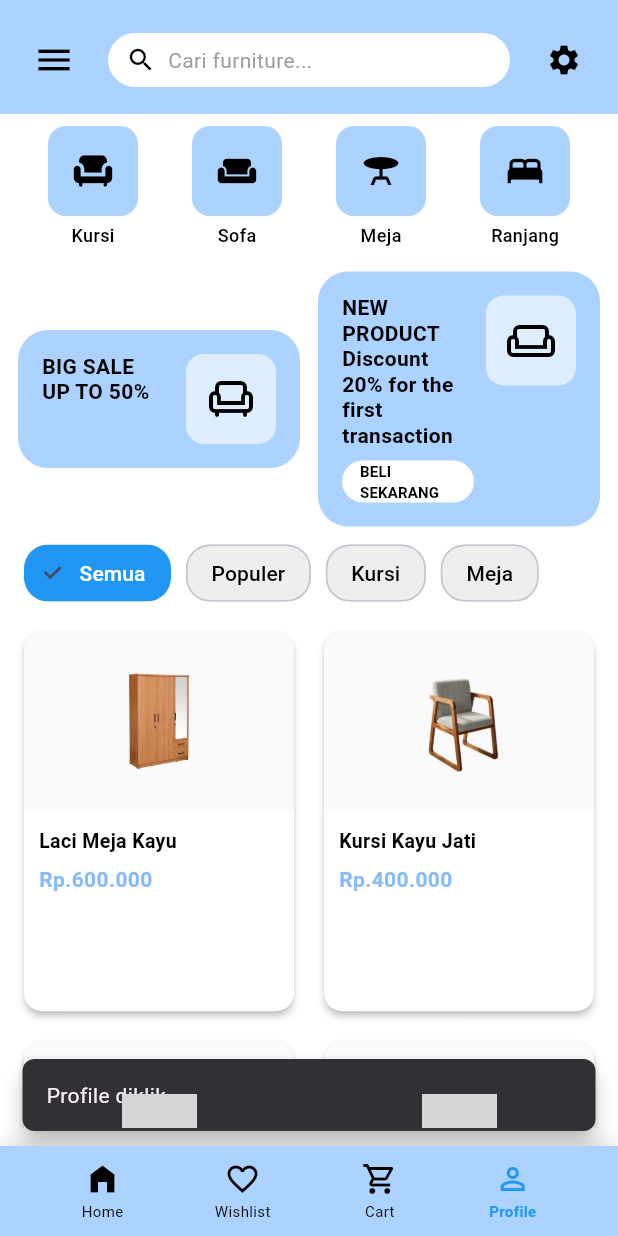
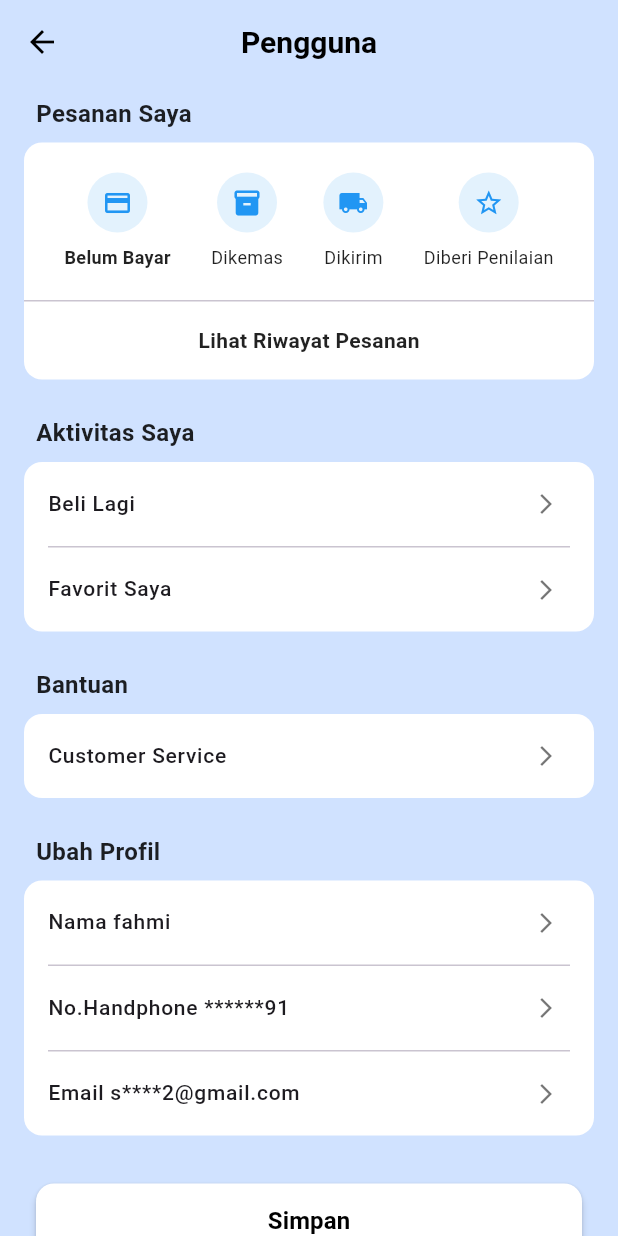
Before and after one commit to fahmihasanasagaf/TUBES_PPB, a Flutter app: the HomePage screen opened by its route, item 4 of the bottom bar chosen, on a phone screen of 412 x 824 dp. Run offline on Flutter 3.47's test engine with Material 3 defaults, Android fonts, the light colour scheme and no system bars; Roboto replaces fonts that are missing (Poppins); grey boxes are pictures that could not be loaded.

Commit message:
proggres 5

```diff
--- a/amitrafurniture/lib/main.dart
+++ b/amitrafurniture/lib/main.dart
@@ -4,6 +4,8 @@ import 'screens/login_screen.dart';
 import 'screens/register_page.dart';
 import 'screens/verify_page.dart';
 import 'screens/home_page.dart';
+import 'screens/profile_page.dart';
+import 'screens/customer_service_page.dart';
 
 
 void main() {
@@ -29,6 +31,8 @@ class MyApp extends StatelessWidget {
   '/register': (context) => const RegisterPage(),
   '/verify': (context) => const VerifyPage(),
   '/home': (context) => const HomePage(),
+  '/profile': (context) => const ProfilePage(),
+  '/customer_service': (context) => const CustomerServicePage(),
 },
 
     );
--- /dev/null
+++ b/amitrafurniture/lib/screens/profile_page.dart
@@ -0,0 +1,277 @@
+import 'package:flutter/material.dart';
+import 'customer_service_page.dart';
+
+class ProfilePage extends StatelessWidget {
+  const ProfilePage({super.key});
+
+  @override
+  Widget build(BuildContext context) {
+    return Scaffold(
+      backgroundColor: const Color(0xFFD0E2FF),
+      appBar: AppBar(
+        backgroundColor: const Color(0xFFD0E2FF),
+        elevation: 0,
+        leading: IconButton(
+          icon: const Icon(Icons.arrow_back, color: Colors.black),
+          onPressed: () => Navigator.pop(context),
+        ),
+        title: const Text(
+          'Pengguna',
+          style: TextStyle(
+            color: Colors.black,
+            fontWeight: FontWeight.bold,
+            fontSize: 20,
+          ),
+        ),
+        centerTitle: true,
+      ),
+      body: SingleChildScrollView(
+        child: Padding(
+          padding: const EdgeInsets.symmetric(horizontal: 16, vertical: 8),
+          child: Column(
+            crossAxisAlignment: CrossAxisAlignment.start,
+            children: [
+              // PESANAN SAYA SECTION
+              const Padding(
+                padding: EdgeInsets.only(left: 8, bottom: 8),
+                child: Text(
+                  'Pesanan Saya',
+                  style: TextStyle(
+                    fontSize: 16,
+                    fontWeight: FontWeight.bold,
+                    color: Colors.black87,
+                  ),
+                ),
+              ),
+              Container(
+                decoration: BoxDecoration(
+                  color: Colors.white,
+                  borderRadius: BorderRadius.circular(12),
+                ),
+                child: Column(
+                  children: [
+                    Padding(
+                      padding: const EdgeInsets.symmetric(vertical: 20),
+                      child: Row(
+                        mainAxisAlignment: MainAxisAlignment.spaceEvenly,
+                        children: [
+                          _buildOrderStatus('Belum Bayar', Icons.payment, true),
+                          _buildOrderStatus('Dikemas', Icons.inventory_2, false),
+                          _buildOrderStatus('Dikirim', Icons.local_shipping, false),
+                          _buildOrderStatus('Diberi Penilaian', Icons.star_border, false),
+                        ],
+                      ),
+                    ),
+                    const Divider(height: 1),
+                    Container(
+                      width: double.infinity,
+                      padding: const EdgeInsets.symmetric(vertical: 16),
+                      child: const Center(
+                        child: Text(
+                          'Lihat Riwayat Pesanan',
+                          style: TextStyle(
+                            fontSize: 14,
+                            fontWeight: FontWeight.w600,
+                            color: Colors.black87,
+                          ),
+                        ),
+                      ),
+                    ),
+                  ],
+                ),
+              ),
+
+              const SizedBox(height: 24),
+
+              // AKTIVITAS SAYA SECTION
+              const Padding(
+                padding: EdgeInsets.only(left: 8, bottom: 8),
+                child: Text(
+                  'Aktivitas Saya',
+                  style: TextStyle(
+                    fontSize: 16,
+                    fontWeight: FontWeight.bold,
+                    color: Colors.black87,
+                  ),
+                ),
+              ),
+              Container(
+                decoration: BoxDecoration(
+                  color: Colors.white,
+                  borderRadius: BorderRadius.circular(12),
+                ),
+                child: Column(
+                  children: [
+                    _buildSimpleItem('Beli Lagi'),
+                    const Divider(height: 1, indent: 16, endIndent: 16),
+                    _buildSimpleItem('Favorit Saya'),
+                  ],
+                ),
+              ),
+
+              const SizedBox(height: 24),
+
+              // BANTUAN SECTION
+              const Padding(
+                padding: EdgeInsets.only(left: 8, bottom: 8),
+                child: Text(
+                  'Bantuan',
+                  style: TextStyle(
+                    fontSize: 16,
+                    fontWeight: FontWeight.bold,
+                    color: Colors.black87,
+                  ),
+                ),
+              ),
+              Container(
+                decoration: BoxDecoration(
+                  color: Colors.white,
+                  borderRadius: BorderRadius.circular(12),
+                ),
+                child: _buildSimpleItem('Customer Service', onTap: () {
+                  Navigator.push(
+                    context,
+                    MaterialPageRoute(
+                      builder: (context) => const CustomerServicePage(),
+                    ),
+                  );
+                }),
+              ),
+
+              const SizedBox(height: 24),
+
+              // UBAH PROFIL SECTION
+              const Padding(
+                padding: EdgeInsets.only(left: 8, bottom: 8),
+                child: Text(
+                  'Ubah Profil',
+                  style: TextStyle(
+                    fontSize: 16,
+                    fontWeight: FontWeight.bold,
+                    color: Colors.black87,
+                  ),
+                ),
+              ),
+              Container(
+                decoration: BoxDecoration(
+                  color: Colors.white,
+                  borderRadius: BorderRadius.circular(12),
+                ),
+                child: Column(
+                  children: [
+                    _buildProfileItem('Nama fahmi'),
+                    const Divider(height: 1, indent: 16, endIndent: 16),
+                    _buildProfileItem('No.Handphone ******91'),
+                    const Divider(height: 1, indent: 16, endIndent: 16),
+                    _buildProfileItem('Email s****2@gmail.com'),
+                  ],
+                ),
+              ),
+
+              const SizedBox(height: 32),
+
+              // SIMPAN BUTTON
+              Container(
+                width: double.infinity,
+                height: 50,
+                margin: const EdgeInsets.symmetric(horizontal: 8),
+                child: ElevatedButton(
+                  onPressed: () {
+                    ScaffoldMessenger.of(context).showSnackBar(
+                      const SnackBar(
+                        content: Text('Profil berhasil disimpan'),
+                        duration: Duration(seconds: 2),
+                      ),
+                    );
+                  },
+                  style: ElevatedButton.styleFrom(
+                    backgroundColor: Colors.white,
+                    foregroundColor: Colors.black,
+                    shape: RoundedRectangleBorder(
+                      borderRadius: BorderRadius.circular(12),
+                    ),
+                    elevation: 2,
+                  ),
+                  child: const Text(
+                    'Simpan',
+                    style: TextStyle(
+                      fontSize: 16,
+                      fontWeight: FontWeight.bold,
+                    ),
+                  ),
+                ),
+              ),
+
+              const SizedBox(height: 20),
+            ],
+          ),
+        ),
+      ),
+    );
+  }
+
+  Widget _buildOrderStatus(String text, IconData icon, bool isBold) {
+    return Column(
+      children: [
+        Container(
+          width: 40,
+          height: 40,
+          decoration: BoxDecoration(
+            color: const Color(0xFFE3F2FD),
+            borderRadius: BorderRadius.circular(20),
+          ),
+          child: Icon(
+            icon,
+            color: Colors.blue,
+            size: 20,
+          ),
+        ),
+        const SizedBox(height: 8),
+        Text(
+          text,
+          textAlign: TextAlign.center,
+          style: TextStyle(
+            fontSize: 12,
+            fontWeight: isBold ? FontWeight.bold : FontWeight.normal,
+            color: Colors.black87,
+          ),
+        ),
+      ],
+    );
+  }
+
+  Widget _buildSimpleItem(String text, {VoidCallback? onTap}) {
+    return ListTile(
+      title: Text(
+        text,
+        style: const TextStyle(
+          fontSize: 14,
+          fontWeight: FontWeight.w500,
+        ),
+      ),
+      trailing: const Icon(
+        Icons.arrow_forward_ios,
+        size: 16,
+        color: Colors.black54,
+      ),
+      onTap: onTap,
+    );
+  }
+
+  Widget _buildProfileItem(String text) {
+    return ListTile(
+      title: Text(
+        text,
+        style: const TextStyle(
+          fontSize: 14,
+          fontWeight: FontWeight.w500,
+        ),
+      ),
+      trailing: const Icon(
+        Icons.arrow_forward_ios,
+        size: 16,
+        color: Colors.black54,
+      ),
+    );
+  }
+}
```
Also changed, not shown: amitrafurniture/lib/screens/customer_service_page.dart (added, +270 -0 lines), amitrafurniture/lib/screens/home_page.dart (+12 -0 lines).
